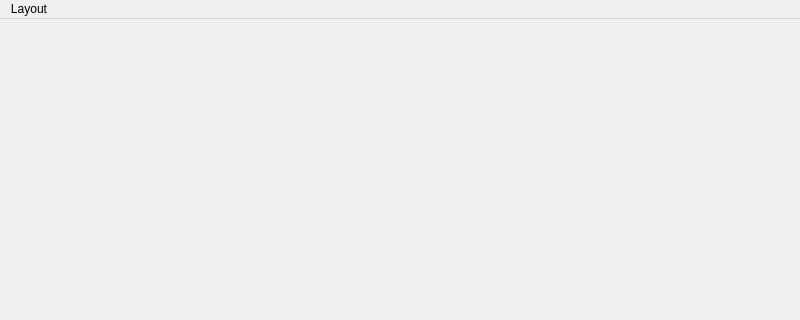
Above: src/mainwindow.ui from andesyv/megatron3000 before the change; both pictures show x 0 to 800 and y 0 to 320 of the 800 by 600 pixel window. Below: the same form after it.
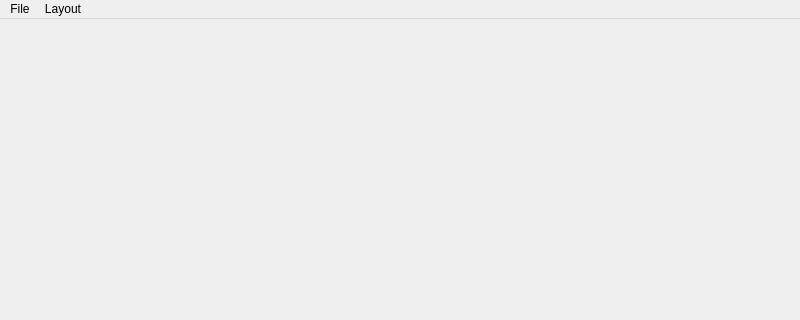
That is the form after the change.

Commit message:
Moved datawidget to its own window
Also moved the menu button to open it

```diff
--- a/src/mainwindow.ui
+++ b/src/mainwindow.ui
@@ -49,6 +49,13 @@
     </widget>
     <addaction name="menuAdd"/>
    </widget>
+   <widget class="QMenu" name="menuData">
+    <property name="title">
+     <string>File</string>
+    </property>
+    <addaction name="actionOpen"/>
+   </widget>
+   <addaction name="menuData"/>
    <addaction name="menuLayout"/>
   </widget>
   <widget class="QStatusBar" name="statusbar"/>
```
Left out of the diff: 9 changed lines with no effect on the pictures. The commit also changes 2 other files.
